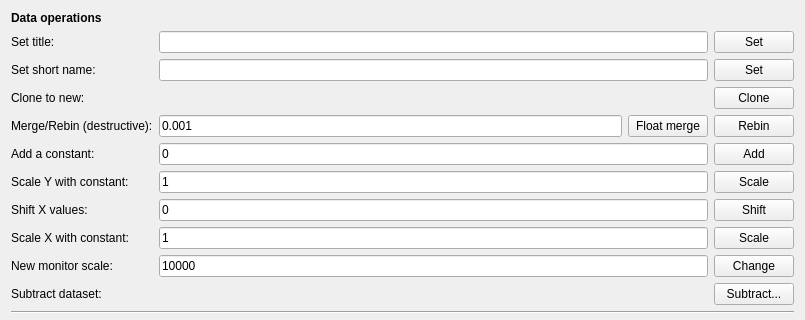
Old version of the form ufit/gui/ui/dataops.ui in the repository McStasMcXtrace/ufit; both pictures show x 0 to 805 and y 0 to 320 of the 805 by 696 pixel window.
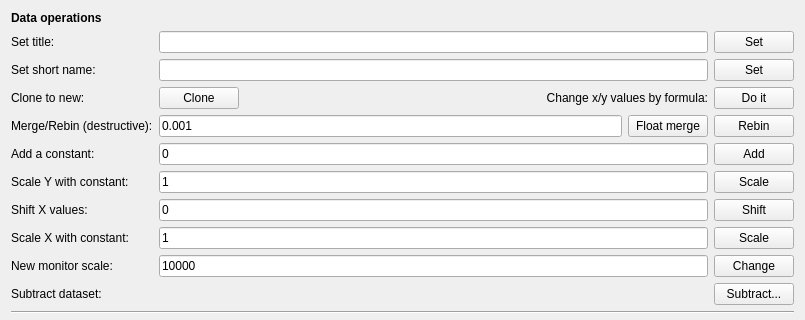
New version of the form.

Commit message: Add arbitrary change of x/y/dy dialog.

Diff of the .ui file:
```diff
--- a/ufit/gui/ui/dataops.ui
+++ b/ufit/gui/ui/dataops.ui
@@ -204,13 +204,6 @@
        </property>
       </widget>
      </item>
-     <item row="3" column="3">
-      <widget class="QPushButton" name="cloneBtn">
-       <property name="text">
-        <string>Clone</string>
-       </property>
-      </widget>
-     </item>
      <item row="9" column="0">
       <widget class="QLabel" name="label_6">
        <property name="sizePolicy">
@@ -353,6 +346,30 @@
        </property>
       </widget>
      </item>
+     <item row="3" column="1">
+      <widget class="QPushButton" name="cloneBtn">
+       <property name="text">
+        <string>Clone</string>
+       </property>
+      </widget>
+     </item>
+     <item row="3" column="2">
+      <widget class="QLabel" name="label_15">
+       <property name="text">
+        <string>Change x/y values by formula:</string>
+       </property>
+       <property name="alignment">
+        <set>Qt::AlignRight|Qt::AlignTrailing|Qt::AlignVCenter</set>
+       </property>
+      </widget>
+     </item>
+     <item row="3" column="3">
+      <widget class="QPushButton" name="arbBtn">
+       <property name="text">
+        <string>Do it</string>
+       </property>
+      </widget>
+     </item>
     </layout>
    </item>
    <item>
```
Left out of the diff: 1 changed line with no effect on the pictures. The commit also changes 2 other files.
